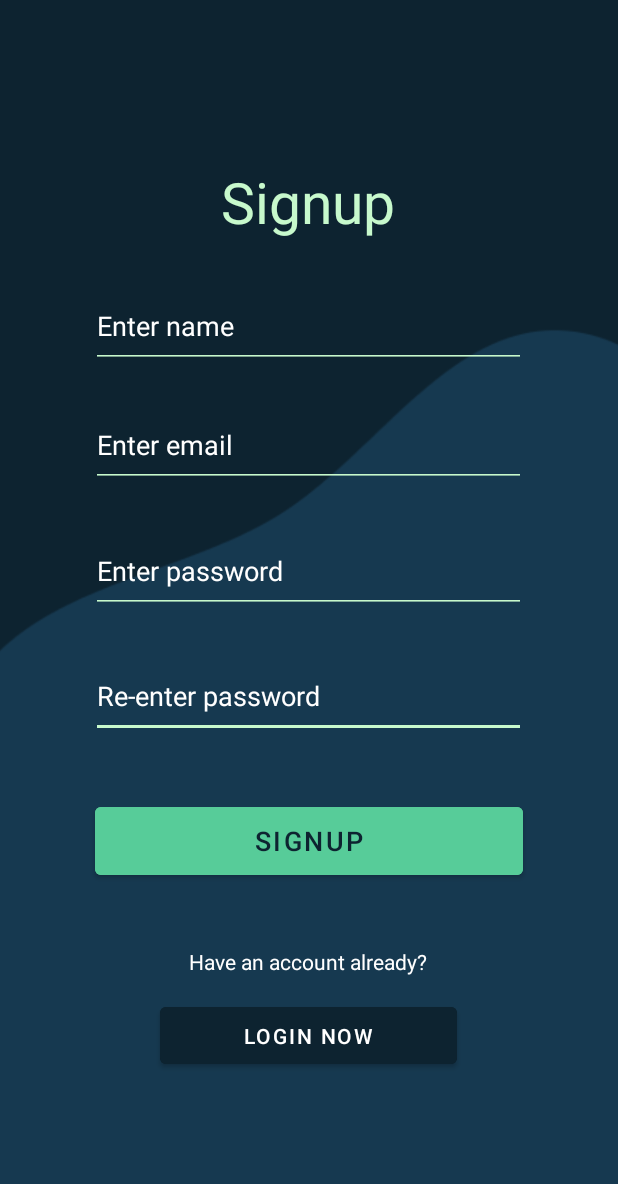
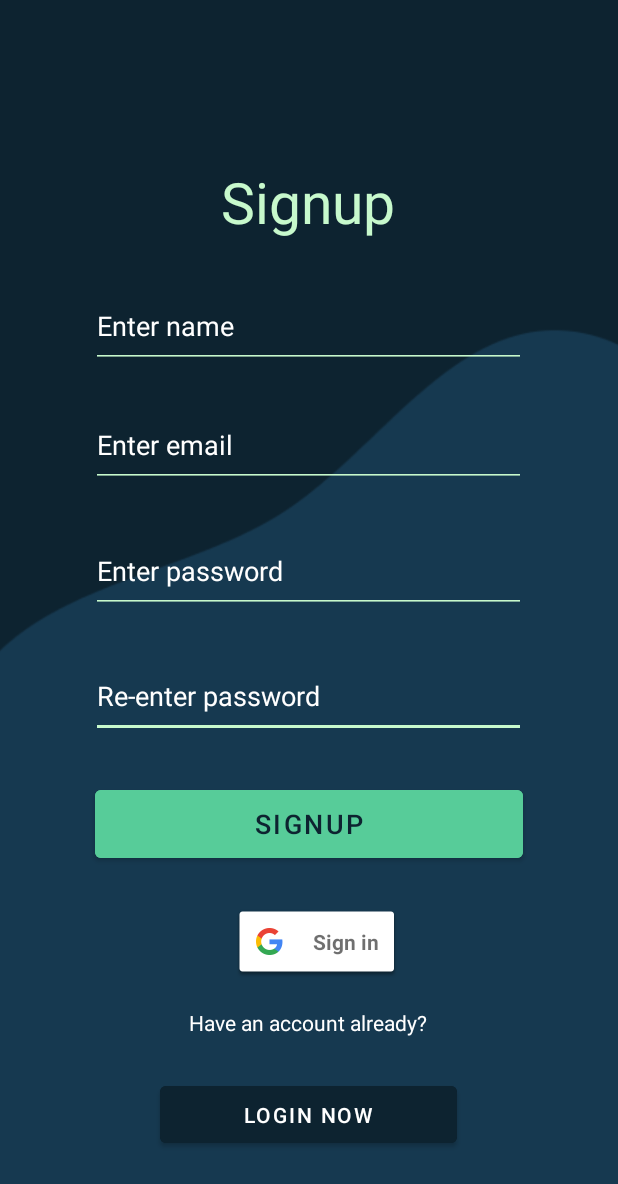
Before and after one commit to AzTechs-Team/inertia, an Android app: the screen it shows after launch (SignupActivity), after a tap on "SIGN UP", on a phone screen of 412 x 824 dp. Shown: the top 1184 px of the screen. Run offline under Robolectric (Android 15) with nearby library versions, the phone set to English and light mode, and no system bars; our stand-ins replace Firebase (no records; nobody signed in at launch, a user with empty details on screens opened directly).

Commit message:
Add: Google Oauth ✅
Google Oauth works:
- Signs up user with Google Oauth
- Firebase Authenticates google signed in user
- And Stores the google signed in user in Firestore

```diff
--- a/app/build.gradle
+++ b/app/build.gradle
@@ -42,4 +42,5 @@ dependencies {
     implementation 'com.google.firebase:firebase-analytics'
     implementation 'com.google.firebase:firebase-auth'
     implementation 'com.google.firebase:firebase-firestore'
+    implementation 'com.google.android.gms:play-services-auth:19.2.0'
 }
--- a/app/src/main/java/com/example/inertia/SignupActivity.java
+++ b/app/src/main/java/com/example/inertia/SignupActivity.java
@@ -14,13 +14,21 @@ import android.widget.EditText;
 import android.widget.TextView;
 import android.widget.Toast;
 
+import com.google.android.gms.auth.api.signin.GoogleSignIn;
+import com.google.android.gms.auth.api.signin.GoogleSignInAccount;
+import com.google.android.gms.auth.api.signin.GoogleSignInClient;
+import com.google.android.gms.auth.api.signin.GoogleSignInOptions;
+import com.google.android.gms.common.SignInButton;
+import com.google.android.gms.common.api.ApiException;
 import com.google.android.gms.tasks.OnCompleteListener;
 import com.google.android.gms.tasks.OnFailureListener;
 import com.google.android.gms.tasks.OnSuccessListener;
 import com.google.android.gms.tasks.Task;
+import com.google.firebase.auth.AuthCredential;
 import com.google.firebase.auth.AuthResult;
 import com.google.firebase.auth.FirebaseAuth;
 import com.google.firebase.auth.FirebaseUser;
+import com.google.firebase.auth.GoogleAuthProvider;
 import com.google.firebase.auth.UserProfileChangeRequest;
 import com.google.firebase.firestore.DocumentReference;
 import com.google.firebase.firestore.FirebaseFirestore;
@@ -30,6 +38,9 @@ import java.util.Map;
 
 public class SignupActivity extends AppCompatActivity {
 
+
+    private static int RC_SIGN_IN=100;
+    private GoogleSignInClient mGoogleSignInClient;
     private FirebaseAuth mAuth;
     private Button signup, viewLogin;
     private EditText name, email, password, password2;
@@ -39,6 +50,30 @@ public class SignupActivity extends AppCompatActivity {
         super.onCreate(savedInstanceState);
         setContentView(R.layout.activity_signup);
 
+        // Google Sign In :D
+        GoogleSignInOptions gso = new GoogleSignInOptions.Builder(GoogleSignInOptions.DEFAULT_SIGN_IN)
+                .requestIdToken(getString(R.string.default_web_client_id))
+                .requestEmail()
+                .build();
+
+        mGoogleSignInClient = GoogleSignIn.getClient(this, gso);
+        // Check for existing Google Sign In account, if the user is already signed in
+        // the GoogleSignInAccount will be non-null.
+        GoogleSignInAccount account = GoogleSignIn.getLastSignedInAccount(this);
+//        updateUI(account);
+
+
+// Set the dimensions of the sign-in button.
+        SignInButton signInButton = findViewById(R.id.sign_in_button);
+        signInButton.setSize(SignInButton.SIZE_STANDARD);
+        signInButton.setOnClickListener(new View.OnClickListener() {
+            @Override
+            public void onClick(View view) {
+                googleSignIn();
+            }
+        });
+
+        // Firebase Auth :D
         mAuth = FirebaseAuth.getInstance();
 
         signup = findViewById(R.id.signup);
@@ -85,6 +120,54 @@ public class SignupActivity extends AppCompatActivity {
         });
     }
 
+    private void googleSignIn() {
+        Intent signInIntent = mGoogleSignInClient.getSignInIntent();
+        startActivityForResult(signInIntent, RC_SIGN_IN);
+    }
+
+    @Override
+    public void onActivityResult(int requestCode, int resultCode, Intent data) {
+        super.onActivityResult(requestCode, resultCode, data);
+
+        // Result returned from launching the Intent from GoogleSignInClient.getSignInIntent(...);
+        if (requestCode == RC_SIGN_IN) {
+            // The Task returned from this call is always completed, no need to attach
+            // a listener.
+            Task<GoogleSignInAccount> task = GoogleSignIn.getSignedInAccountFromIntent(data);
+            GoogleSignInAccount account = null;
+            try {
+                account = task.getResult(ApiException.class);
+                Log.d("Success: "  , "firebaseAuthWithGoogle: " + account.getIdToken());
+                firebaseAuthWithGoogle(account.getIdToken());
+            } catch (ApiException e) {
+                e.printStackTrace();
+            }
+//            handleSignInResult(task);
+        }
+    }
+
+    private void firebaseAuthWithGoogle(String idToken) {
+        AuthCredential credential = GoogleAuthProvider.getCredential(idToken, null);
+        mAuth.signInWithCredential(credential)
+                .addOnCompleteListener(this, new OnCompleteListener<AuthResult>() {
+                    @Override
+                    public void onComplete(@NonNull Task<AuthResult> task) {
+                        if (task.isSuccessful()) {
+                            // Sign in success, update UI with the signed-in user's information
+                            Log.d("Success: ", "signInWithCredential:success");
+                            FirebaseUser user = mAuth.getCurrentUser();
+                            storeFireStore(user);
+                            redirectToDashboard();
+//                            updateUI(user);
+                        } else {
+                            // If sign in fails, display a message to the user.
+                            Log.w("Error: ", "signInWithCredential:failure", task.getException());
+//                            updateUI(null);
+                        }
+                    }
+                });
+    }
+
     private void storeFireStore(FirebaseUser user_){
         FirebaseFirestore db = FirebaseFirestore.getInstance();
         // Create a new user with a first and last name
@@ -111,6 +194,12 @@ public class SignupActivity extends AppCompatActivity {
                 });
     }
 
+    private void redirectToDashboard(){
+        Intent intent = new Intent(SignupActivity.this, MainActivity.class);
+        intent.setFlags(Intent.FLAG_ACTIVITY_NEW_TASK | Intent.FLAG_ACTIVITY_TASK_ON_HOME);
+        startActivity(intent);
+        SignupActivity.this.finish();
+    }
 
     private void signupUser(){
         if(validateInput()) {
@@ -135,11 +224,8 @@ public class SignupActivity extends AppCompatActivity {
                                                 }
                                             }
                                         });
+                                redirectToDashboard();
 
-                                Intent intent = new Intent(SignupActivity.this, MainActivity.class);
-                                intent.setFlags(Intent.FLAG_ACTIVITY_NEW_TASK | Intent.FLAG_ACTIVITY_TASK_ON_HOME);
-                                startActivity(intent);
-                                SignupActivity.this.finish();
                             } else {
                                 Toast.makeText(SignupActivity.this, "User already exists!",
                                         Toast.LENGTH_SHORT).show();
--- a/app/src/main/res/layout/activity_signup.xml
+++ b/app/src/main/res/layout/activity_signup.xml
@@ -99,6 +99,7 @@
         app:layout_constraintTop_toTopOf="parent"
         app:layout_constraintVertical_bias="0.141" />
 
+
     <Button
         android:id="@+id/signup"
         android:layout_width="285dp"
@@ -111,7 +112,7 @@
         app:layout_constraintEnd_toEndOf="parent"
         app:layout_constraintStart_toStartOf="parent"
         app:layout_constraintTop_toTopOf="parent"
-        app:layout_constraintVertical_bias="0.694" />
+        app:layout_constraintVertical_bias="0.679" />
 
     <Button
         android:id="@+id/viewLogin"
@@ -124,9 +125,10 @@
         app:layout_constraintHorizontal_bias="0.497"
         app:layout_constraintStart_toStartOf="parent"
         app:layout_constraintTop_toTopOf="parent"
-        app:layout_constraintVertical_bias="0.86" />
+        app:layout_constraintVertical_bias="0.928" />
 
     <TextView
+        android:id="@+id/textView2"
         android:layout_width="wrap_content"
         android:layout_height="wrap_content"
         android:text="Have an account already?"
@@ -136,6 +138,17 @@
         app:layout_constraintHorizontal_bias="0.498"
         app:layout_constraintStart_toStartOf="parent"
         app:layout_constraintTop_toTopOf="parent"
-        app:layout_constraintVertical_bias="0.785" />
+        app:layout_constraintVertical_bias="0.835" />
+
+    <com.google.android.gms.common.SignInButton
+        android:id="@+id/sign_in_button"
+        android:layout_width="wrap_content"
+        android:layout_height="wrap_content"
+        app:layout_constraintBottom_toBottomOf="parent"
+        app:layout_constraintEnd_toEndOf="parent"
+        app:layout_constraintHorizontal_bias="0.517"
+        app:layout_constraintStart_toStartOf="parent"
+        app:layout_constraintTop_toTopOf="parent"
+        app:layout_constraintVertical_bias="0.778" />
 
 </androidx.constraintlayout.widget.ConstraintLayout>
```
